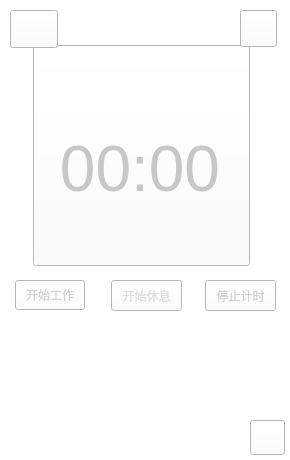
Haiming-Yang/oneTomato, file mainwindow.ui: the form before one commit.
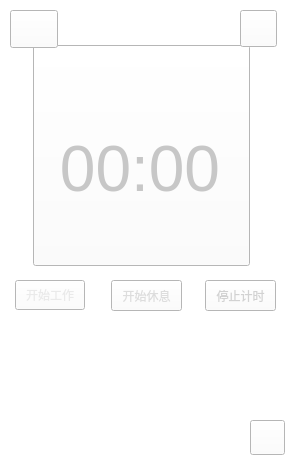
The form after the commit. Icons and pictures are not drawn.

```diff
--- a/mainwindow.ui
+++ b/mainwindow.ui
@@ -441,7 +441,7 @@
     </property>
     <property name="styleSheet">
      <string notr="true">border-image: url(:/new/prefix1/buttonImage/startwork.jpg);
-color: rgb(210,210,210);</string>
+color: rgb(234, 234, 234);</string>
     </property>
     <property name="text">
      <string>开始工作</string>
```
Left out of the diff: 153 changed lines with no effect on the pictures.
